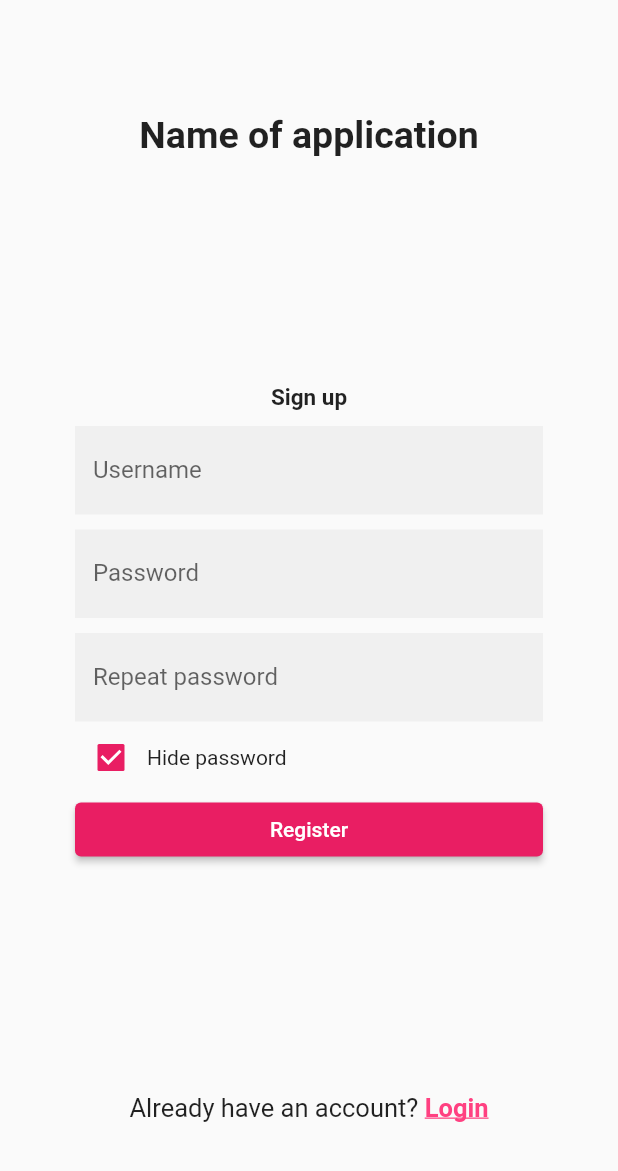
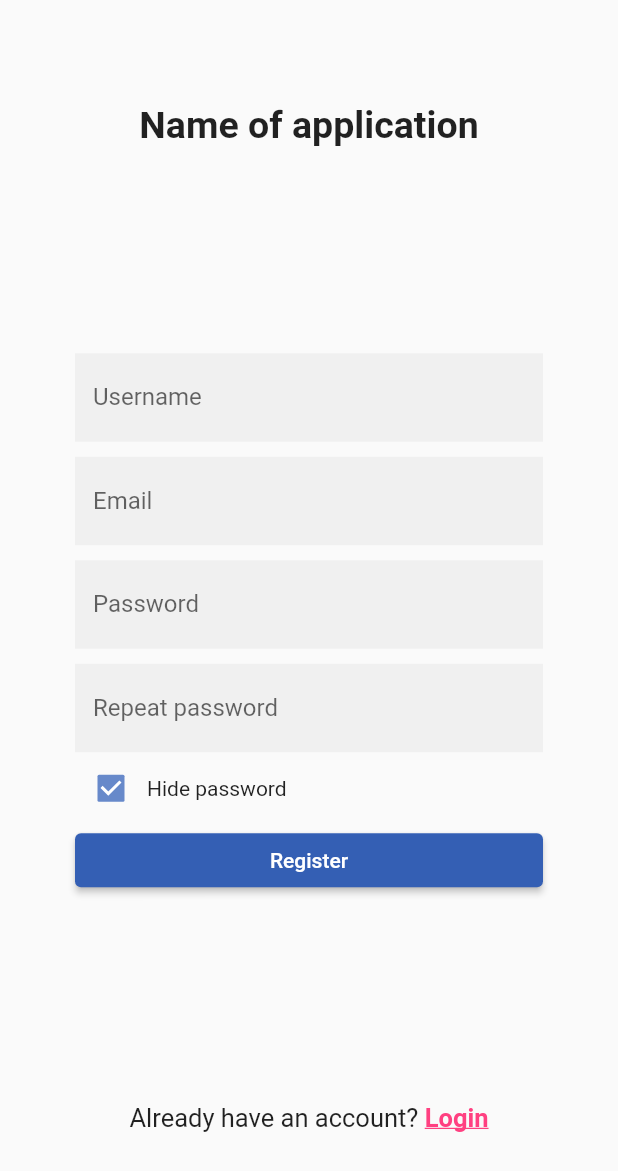
Before and after one commit to chillit/projectNIS, a Flutter app: the screen it shows after launch, on a phone screen of 412 x 824 dp. Shown: the top 1171 px of the screen. Run offline on Flutter 3.47's test engine with Material 2 defaults, Android fonts, the light colour scheme and no system bars; our stand-ins replace google_fonts, shared_preferences.

Commit message:
Сделал регистрацию с проверкой
Пароли и почта проверяются.  А еще цвета темы установил из констант Нурбатыра, но пока что разницы сильно не заметил. И в профиле колонны с информацией чуть красивее сделал(теперь линии на ровне с линиями выше)

```diff
--- a/lets_go/lib/main.dart
+++ b/lets_go/lib/main.dart
@@ -4,13 +4,15 @@ import 'package:lets_go/screens/Login.dart';
 import 'package:lets_go/screens/Register.dart';
 import 'package:shared_preferences/shared_preferences.dart';
 import 'package:lets_go/shared_prefs.dart';
+import 'package:lets_go/constans.dart';
+
 bool isSigned = false;
 
 void main() async {
   WidgetsFlutterBinding.ensureInitialized();
   final SharedPreferences prefs = await SharedPreferences.getInstance();
 
-  if(prefs.containsKey('isSigned') == false) {
+  if (prefs.containsKey('isSigned') == false) {
     prefs.setBool('isSigned', false);
   }
 
@@ -29,7 +31,18 @@ class MyApp extends StatelessWidget {
     return MaterialApp(
       title: 'Flutter Demo',
       theme: ThemeData(
-        primarySwatch: Colors.pink,
+        colorScheme: const ColorScheme(
+            brightness: Brightness.light,
+            primary: kPrimaryColor,
+            onPrimary: kTextWhiteColor,
+            secondary: kSecondaryColor,
+            onSecondary: Colors.black,
+            error: Color(0xFFFF0000),
+            onError: kTextWhiteColor,
+            background: Colors.white,
+            onBackground: Colors.black,
+            surface: kTextLightColor,
+            onSurface: Colors.black),
       ),
       initialRoute: isSigned ? '/' : '/register',
       routes: {
--- a/lets_go/lib/screens/Login.dart
+++ b/lets_go/lib/screens/Login.dart
@@ -38,10 +38,6 @@ class _LoginState extends State<Login> {
             child: Column(
               mainAxisAlignment: MainAxisAlignment.center,
               children: <Widget>[
-                const Text('Sign in',
-                    style:
-                    TextStyle(fontSize: 15, fontWeight: FontWeight.bold)),
-                const Padding(padding: EdgeInsets.only(top: 10)),
                 TextField(
                   controller: userName,
                   decoration: const InputDecoration(
--- a/lets_go/lib/screens/Register.dart
+++ b/lets_go/lib/screens/Register.dart
@@ -9,8 +9,12 @@ class Register extends StatefulWidget {
 
 class _RegisterState extends State<Register> {
   bool isCheked = true;
+  bool isEmailCorrect = true;
+  bool isPasswordCorrect = true;
+  bool isPassword2Correct = true;
 
   var userName = TextEditingController();
+  var eMail = TextEditingController();
   var passWord = TextEditingController();
   var passWord2 = TextEditingController();
 
@@ -37,10 +41,6 @@ class _RegisterState extends State<Register> {
             child: Column(
               mainAxisAlignment: MainAxisAlignment.center,
               children: <Widget>[
-                const Text('Sign up',
-                    style:
-                    TextStyle(fontSize: 15, fontWeight: FontWeight.bold)),
-                const Padding(padding: EdgeInsets.only(top: 10)),
                 TextField(
                   controller: userName,
                   decoration: const InputDecoration(
@@ -50,11 +50,46 @@ class _RegisterState extends State<Register> {
                 ),
                 const Padding(padding: EdgeInsets.only(top: 10)),
                 TextField(
+                  controller: eMail,
+                  onChanged: (text){
+                    if(!text.contains('@')){
+                      setState((){
+                        isEmailCorrect = false;
+                      });
+                    }
+                    else{
+                      setState((){
+                        isEmailCorrect = true;
+                      });
+                    }
+                  },
+                  decoration: InputDecoration(
+                      label: Text('Email'),
+                      filled: true,
+                      border: InputBorder.none,
+                      errorText: isEmailCorrect || eMail.text.isEmpty ? null : "Type correct email",
+                  ),
+                ),
+                const Padding(padding: EdgeInsets.only(top: 10)),
+                TextField(
                   controller: passWord,
-                  decoration: const InputDecoration(
+                  onChanged: (text){
+                    if(text.length < 8){
+                      setState((){
+                        isPasswordCorrect = false;
+                      });
+                    }
+                    else{
+                      setState((){
+                        isPasswordCorrect = true;
+                      });
+                    }
+                  },
+                  decoration: InputDecoration(
                     label: Text('Password'),
                     filled: true,
                     border: InputBorder.none,
+                    errorText: isPasswordCorrect || passWord.text.isEmpty ? null : "In password must be 8 or more symbol",
                   ),
                   obscuringCharacter: '*',
                   obscureText: isCheked,
@@ -62,10 +97,23 @@ class _RegisterState extends State<Register> {
                 const Padding(padding: EdgeInsets.only(top: 10)),
                 TextField(
                   controller: passWord2,
-                  decoration: const InputDecoration(
+                  onChanged: (text){
+                    if(text.length < 8){
+                      setState((){
+                        isPassword2Correct = false;
+                      });
+                    }
+                    else{
+                      setState((){
+                        isPassword2Correct = true;
+                      });
+                    }
+                  },
+                  decoration: InputDecoration(
                     label: Text('Repeat password'),
                     filled: true,
                     border: InputBorder.none,
+                    errorText: isPassword2Correct || passWord2.text.isEmpty ? null : "In password must be 8 or more symbol",
                   ),
                   obscuringCharacter: '*',
                   obscureText: isCheked,
@@ -86,9 +134,20 @@ class _RegisterState extends State<Register> {
                     child: ElevatedButton(
                       onPressed: () {
                         print('${userName.text} & ${passWord.text} / ${passWord2.text}');
-                        Navigator.pushNamedAndRemoveUntil(context, '/', (route) => false);
-                        SharedPrefs().isSigned = true;
-                        SharedPrefs().username = userName.text;
+                        if(isEmailCorrect && isPasswordCorrect && isPassword2Correct && (passWord.text == passWord2.text)) {
+                          Navigator.pushNamedAndRemoveUntil(context, '/', (route) => false);
+                          SharedPrefs().isSigned = true;
+                          SharedPrefs().username = userName.text;
+                          SharedPrefs().email = eMail.text;
+                        }
+                        else if(passWord != passWord2){
+                          ScaffoldMessenger.of(context).showSnackBar(
+                            SnackBar(
+                                content: Text('Passwords don\'t match!'),
+                                backgroundColor: Color(0xffff0000),
+                            ),
+                          );
+                        }
                       },
                       child: const Text('Register'),
                     )),
--- a/lets_go/lib/screens/profile.dart
+++ b/lets_go/lib/screens/profile.dart
@@ -98,7 +98,7 @@ class MyProfileScreen extends StatelessWidget {
             sizedBox,
             ProfileDetailColumn(
               title: 'Email',
-              value: 'aisha12@gmail.com',
+              value: SharedPrefs().email,
             ),
             ProfileDetailColumn(
               title: 'School',
@@ -186,7 +186,7 @@ class ProfileDetailColumn extends StatelessWidget {
               Text(value, style: Theme.of(context).textTheme.caption),
               kHalfSizedBox,
               SizedBox(
-                width: MediaQuery.of(context).size.width/1.1,
+                width: MediaQuery.of(context).size.width/1.2,
                 child: Divider(
                   thickness: 1.0,
                 ),
--- a/lets_go/lib/shared_prefs.dart
+++ b/lets_go/lib/shared_prefs.dart
@@ -5,6 +5,10 @@ class SharedPrefs {
 
   init() async {
     _sharedPrefs ??= await SharedPreferences.getInstance();
+  }
+
+  clear() {
+    _sharedPrefs?.clear();
   }
 
   bool get isSigned => _sharedPrefs!.getBool('isSigned')!;
@@ -19,6 +23,12 @@ class SharedPrefs {
     _sharedPrefs?.setString('username', value);
   }
 
+  String get email => _sharedPrefs!.getString('email')!;
+
+  set email(String value) {
+    _sharedPrefs?.setString('email', value);
+  }
+
   SharedPrefs._internal();
 
   static SharedPrefs sPrefs = SharedPrefs._internal();
--- a/lets_go/lib/sidemenu.dart
+++ b/lets_go/lib/sidemenu.dart
@@ -62,8 +62,7 @@ class _SideMenuState extends State<SideMenu> {
             title: Text("Logout"),
             onTap: () {
               Navigator.pushNamedAndRemoveUntil(context, '/register', (route) => false);
-              SharedPrefs().isSigned = false;
-              SharedPrefs().username = "";
+              SharedPrefs().clear();
             },
           )
         ],
```
